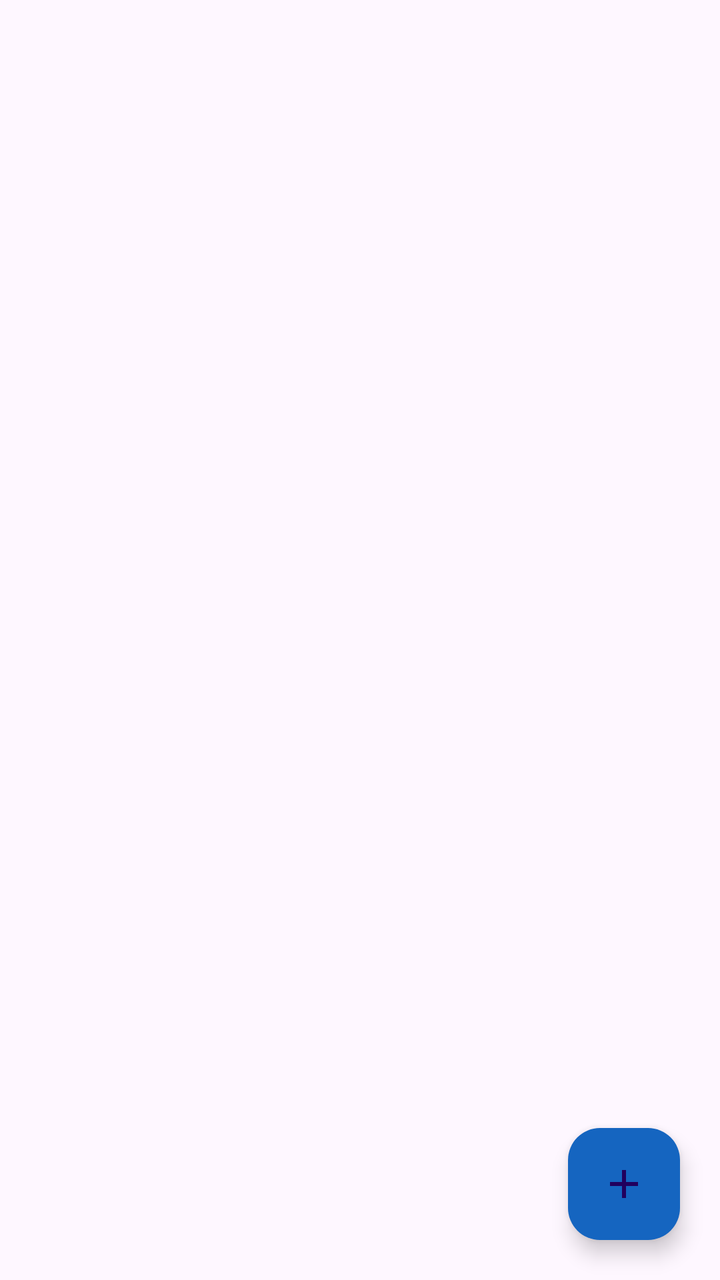
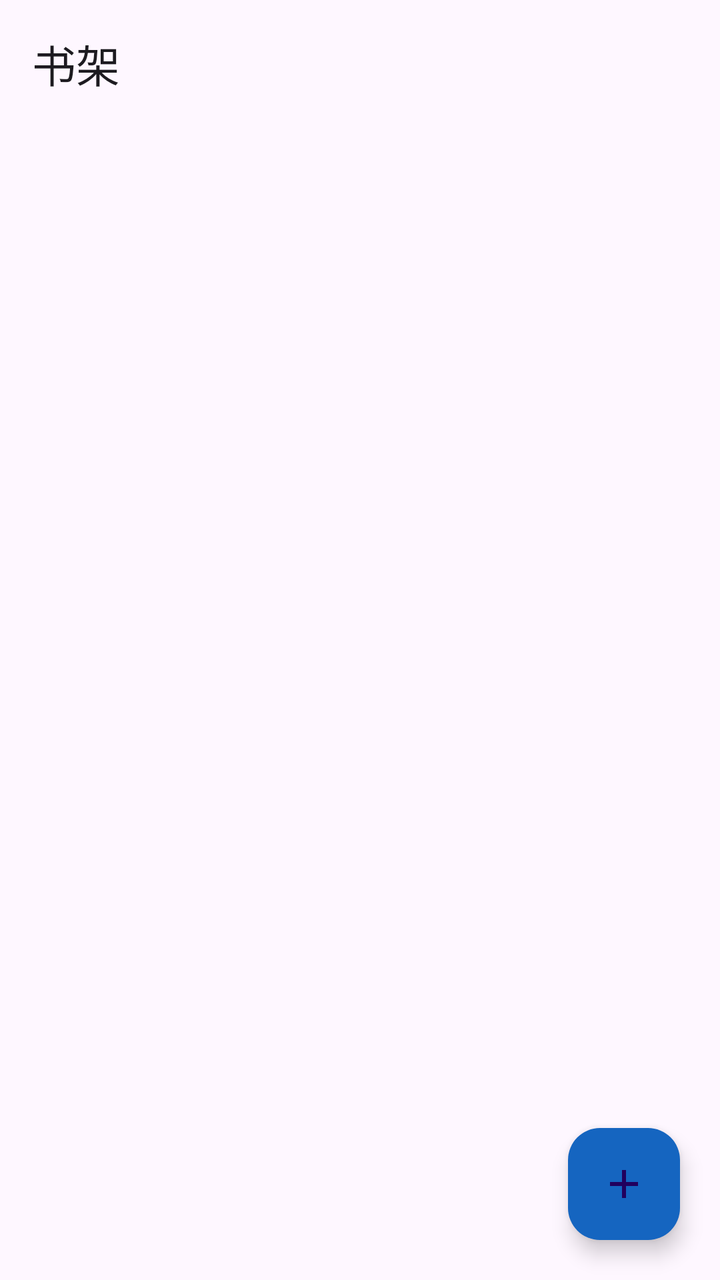

An Android layout rendered at two revisions. The XML below is the earlier revision; the diff shows what the commit changed to produce the second picture.
<!-- AndroidManifest.xml: application theme Theme.AReadText -->
<!-- res/layout/activity_shelf.xml -->
<?xml version="1.0" encoding="utf-8"?>
<LinearLayout xmlns:android="http://schemas.android.com/apk/res/android"
    xmlns:app="http://schemas.android.com/apk/res-auto"
    android:layout_width="match_parent"
    android:layout_height="match_parent"
    android:orientation="vertical">

    <com.google.android.material.appbar.MaterialToolbar
        android:id="@+id/toolbar"
        android:layout_width="match_parent"
        android:layout_height="?attr/actionBarSize"
        android:background="?attr/colorSurface" />

    <FrameLayout
        android:layout_width="match_parent"
        android:layout_height="0dp"
        android:layout_weight="1">

        <androidx.recyclerview.widget.RecyclerView
            android:id="@+id/shelfList"
            android:layout_width="match_parent"
            android:layout_height="match_parent"
            android:clipToPadding="false"
            android:padding="12dp" />

        <LinearLayout
            android:id="@+id/emptyHint"
            android:layout_width="wrap_content"
            android:layout_height="wrap_content"
            android:layout_gravity="center"
            android:gravity="center"
            android:orientation="vertical"
            android:visibility="gone">

            <ImageView
                android:layout_width="72dp"
                android:layout_height="72dp"
                android:alpha="0.35"
                android:contentDescription="@string/shelf_title"
                android:src="@drawable/ic_reader" />

            <TextView
                android:layout_width="wrap_content"
                android:layout_height="wrap_content"
                android:layout_marginTop="12dp"
                android:text="@string/empty_shelf"
                android:textColor="?android:attr/textColorSecondary"
                android:textSize="14sp" />
        </LinearLayout>
    </FrameLayout>

    <com.google.android.material.floatingactionbutton.FloatingActionButton
        android:id="@+id/fabImport"
        android:layout_width="wrap_content"
        android:layout_height="wrap_content"
        android:layout_gravity="bottom|end"
        android:layout_margin="20dp"
        android:contentDescription="@string/import_book"
        android:src="@drawable/ic_add"
        app:backgroundTint="?attr/colorPrimary" />
</LinearLayout>
<!-- resources referenced by this layout -->
<resources>
  <!-- drawable ic_add (drawable) -->
  <vector xmlns:android="http://schemas.android.com/apk/res/android"
      android:width="24dp"
      android:height="24dp"
      android:viewportWidth="24"
      android:viewportHeight="24"
      android:tint="?attr/colorControlNormal">
      <path
          android:fillColor="#FFFFFFFF"
          android:pathData="M19,13h-6v6h-2v-6H5v-2h6V5h2v6h6v2z" />
  </vector>
  <!-- drawable ic_reader (drawable) -->
  <vector xmlns:android="http://schemas.android.com/apk/res/android"
      android:width="24dp"
      android:height="24dp"
      android:viewportWidth="24"
      android:viewportHeight="24"
      android:tint="?attr/colorControlNormal">
      <path
          android:fillColor="#FFFFFFFF"
          android:pathData="M21,5c-1.11,-0.35 -2.33,-0.5 -3.5,-0.5c-1.95,0 -4.05,0.4 -5.5,1.5c-1.45,-1.1 -3.55,-1.5 -5.5,-1.5S2.45,4.9 1,6v14.65c0,0.25 0.25,0.5 0.5,0.5c0.1,0 0.15,-0.05 0.25,-0.05C3.1,20.45 5.05,20 6.5,20c1.95,0 4.05,0.4 5.5,1.5c1.35,-0.85 3.8,-1.5 5.5,-1.5c1.65,0 3.35,0.3 4.75,1.05c0.1,0.05 0.15,0.05 0.25,0.05c0.25,0 0.5,-0.25 0.5,-0.5V6C22.4,5.55 21.75,5.25 21,5zM21,18.5c-1.1,-0.35 -2.3,-0.5 -3.5,-0.5c-1.7,0 -4.15,0.65 -5.5,1.5V8c1.35,-0.85 3.8,-1.5 5.5,-1.5c1.2,0 2.4,0.15 3.5,0.5V18.5z" />
  </vector>
  <string name="empty_shelf">书架还是空的\n点击右下角 + 导入本地图书（EPUB / PDF / TXT / MD）</string>
  <string name="import_book">导入图书</string>
  <string name="shelf_title">书架</string>
  <style name="Theme.AReadText" parent="Theme.Material3.DayNight.NoActionBar">
          <item name="colorPrimary">@color/seed</item>
          <item name="colorPrimaryDark">@color/seed_dark</item>
          <item name="android:statusBarColor">?attr/colorPrimaryDark</item>
      </style>
  <color name="seed">#1565C0</color>
  <color name="seed_dark">#0D47A1</color>
</resources>

<!-- the commit's change to res/layout/activity_shelf.xml (unified diff, before → after) -->
@@ -9,7 +9,8 @@
         android:id="@+id/toolbar"
         android:layout_width="match_parent"
         android:layout_height="?attr/actionBarSize"
-        android:background="?attr/colorSurface" />
+        android:background="?attr/colorSurface"
+        app:title="@string/shelf_title" />
 
     <FrameLayout
         android:layout_width="match_parent"
@@ -23,31 +24,115 @@
             android:clipToPadding="false"
             android:padding="12dp" />
 
+        
         <LinearLayout
             android:id="@+id/emptyHint"
-            android:layout_width="wrap_content"
+            android:layout_width="match_parent"
             android:layout_height="wrap_content"
             android:layout_gravity="center"
             android:gravity="center"
             android:orientation="vertical"
+            android:padding="32dp"
             android:visibility="gone">
 
             <ImageView
-                android:layout_width="72dp"
-                android:layout_height="72dp"
-                android:alpha="0.35"
+                android:layout_width="88dp"
+                android:layout_height="88dp"
+                android:alpha="0.5"
                 android:contentDescription="@string/shelf_title"
-                android:src="@drawable/ic_reader" />
+                android:src="@drawable/ic_reader"
+                app:tint="?attr/colorPrimary" />
 
             <TextView
                 android:layout_width="wrap_content"
                 android:layout_height="wrap_content"
-                android:layout_marginTop="12dp"
+                android:layout_marginTop="20dp"
+                android:gravity="center"
                 android:text="@string/empty_shelf"
                 android:textColor="?android:attr/textColorSecondary"
-                android:textSize="14sp" />
+                android:textSize="15sp" />
+
+            <com.google.android.material.button.MaterialButton
+                android:id="@+id/btnEmptyImport"
+                android:layout_width="wrap_content"
+                android:layout_height="wrap_content"
+                android:layout_marginTop="24dp"
+                android:paddingStart="28dp"
+                android:paddingEnd="28dp"
+                android:text="@string/import_book"
+                app:icon="@drawable/ic_add"
+                app:iconGravity="textStart" />
         </LinearLayout>
     </FrameLayout>
+
+    
+    <com.google.android.material.card.MaterialCardView
+        android:id="@+id/nowPlayingCard"
+        android:layout_width="match_parent"
+        android:layout_height="wrap_content"
+        android:layout_marginStart="12dp"
+        android:layout_marginEnd="12dp"
+        android:layout_marginBottom="4dp"
+        android:clickable="true"
+        android:focusable="true"
+        app:cardBackgroundColor="?attr/colorSurface"
+        app:cardCornerRadius="16dp"
+        app:cardElevation="3dp"
+        android:visibility="gone">
+
+        <LinearLayout
+            android:layout_width="match_parent"
+            android:layout_height="wrap_content"
+            android:gravity="center_vertical"
+            android:orientation="horizontal"
+            android:paddingStart="16dp"
+            android:paddingTop="10dp"
+            android:paddingEnd="8dp"
+            android:paddingBottom="10dp">
+
+            <LinearLayout
+                android:layout_width="0dp"
+                android:layout_height="wrap_content"
+                android:layout_weight="1"
+                android:orientation="vertical">
+
+                <TextView
+                    android:id="@+id/nowPlayingTitle"
+                    android:layout_width="wrap_content"
+                    android:layout_height="wrap_content"
+                    android:ellipsize="end"
+                    android:maxLines="1"
+                    android:textSize="14sp"
+                    android:textStyle="bold"
+                    android:textColor="?android:attr/textColorPrimary" />
+
+                <TextView
+                    android:id="@+id/nowPlayingSubtitle"
+                    android:layout_width="wrap_content"
+                    android:layout_height="wrap_content"
+                    android:ellipsize="end"
+                    android:maxLines="1"
+                    android:textSize="12sp"
+                    android:textColor="?android:attr/textColorSecondary" />
+            </LinearLayout>
+
+            <ImageButton
+                android:id="@+id/btnNowPlayingToggle"
+                android:layout_width="44dp"
+                android:layout_height="44dp"
+                android:background="?attr/selectableItemBackgroundBorderless"
+                android:contentDescription="@string/play"
+                android:src="@drawable/ic_pause" />
+
+            <ImageButton
+                android:id="@+id/btnNowPlayingStop"
+                android:layout_width="44dp"
+                android:layout_height="44dp"
+                android:background="?attr/selectableItemBackgroundBorderless"
+                android:contentDescription="@string/stop"
+                android:src="@drawable/ic_stop" />
+        </LinearLayout>
+    </com.google.android.material.card.MaterialCardView>
 
     <com.google.android.material.floatingactionbutton.FloatingActionButton
         android:id="@+id/fabImport"
<!-- resource entries referenced after the edit -->
@@ -11,6 +11,17 @@
           android:fillColor="#FFFFFFFF"
           android:pathData="M19,13h-6v6h-2v-6H5v-2h6V5h2v6h6v2z" />
   </vector>
+  <!-- drawable ic_pause (drawable) -->
+  <vector xmlns:android="http://schemas.android.com/apk/res/android"
+      android:width="24dp"
+      android:height="24dp"
+      android:viewportWidth="24"
+      android:viewportHeight="24"
+      android:tint="?attr/colorControlNormal">
+      <path
+          android:fillColor="#FFFFFFFF"
+          android:pathData="M6,19h4V5H6v14zM14,5v14h4V5h-4z" />
+  </vector>
   <!-- drawable ic_reader (drawable) -->
   <vector xmlns:android="http://schemas.android.com/apk/res/android"
       android:width="24dp"
@@ -22,9 +33,22 @@
           android:fillColor="#FFFFFFFF"
           android:pathData="M21,5c-1.11,-0.35 -2.33,-0.5 -3.5,-0.5c-1.95,0 -4.05,0.4 -5.5,1.5c-1.45,-1.1 -3.55,-1.5 -5.5,-1.5S2.45,4.9 1,6v14.65c0,0.25 0.25,0.5 0.5,0.5c0.1,0 0.15,-0.05 0.25,-0.05C3.1,20.45 5.05,20 6.5,20c1.95,0 4.05,0.4 5.5,1.5c1.35,-0.85 3.8,-1.5 5.5,-1.5c1.65,0 3.35,0.3 4.75,1.05c0.1,0.05 0.15,0.05 0.25,0.05c0.25,0 0.5,-0.25 0.5,-0.5V6C22.4,5.55 21.75,5.25 21,5zM21,18.5c-1.1,-0.35 -2.3,-0.5 -3.5,-0.5c-1.7,0 -4.15,0.65 -5.5,1.5V8c1.35,-0.85 3.8,-1.5 5.5,-1.5c1.2,0 2.4,0.15 3.5,0.5V18.5z" />
   </vector>
-  <string name="empty_shelf">书架还是空的\n点击右下角 + 导入本地图书（EPUB / PDF / TXT / MD）</string>
-  <string name="import_book">导入图书</string>
+  <!-- drawable ic_stop (drawable) -->
+  <vector xmlns:android="http://schemas.android.com/apk/res/android"
+      android:width="24dp"
+      android:height="24dp"
+      android:viewportWidth="24"
+      android:viewportHeight="24"
+      android:tint="?attr/colorControlNormal">
+      <path
+          android:fillColor="#FFFFFFFF"
+          android:pathData="M6,6h12v12H6z" />
+  </vector>
+  <string name="empty_shelf">书架还是空的\n导入本地图书（EPUB / PDF / TXT / MD），即可离线逐句朗读</string>
+  <string name="import_book">打开文件</string>
+  <string name="play">播放</string>
   <string name="shelf_title">书架</string>
+  <string name="stop">停止</string>
   <style name="Theme.AReadText" parent="Theme.Material3.DayNight.NoActionBar">
           <item name="colorPrimary">@color/seed</item>
           <item name="colorPrimaryDark">@color/seed_dark</item>
